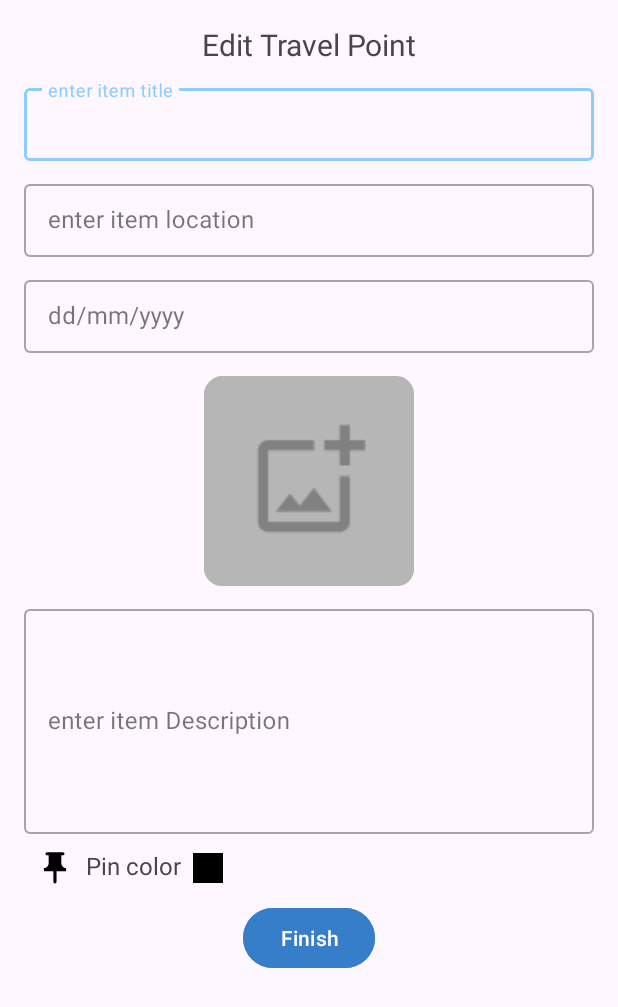
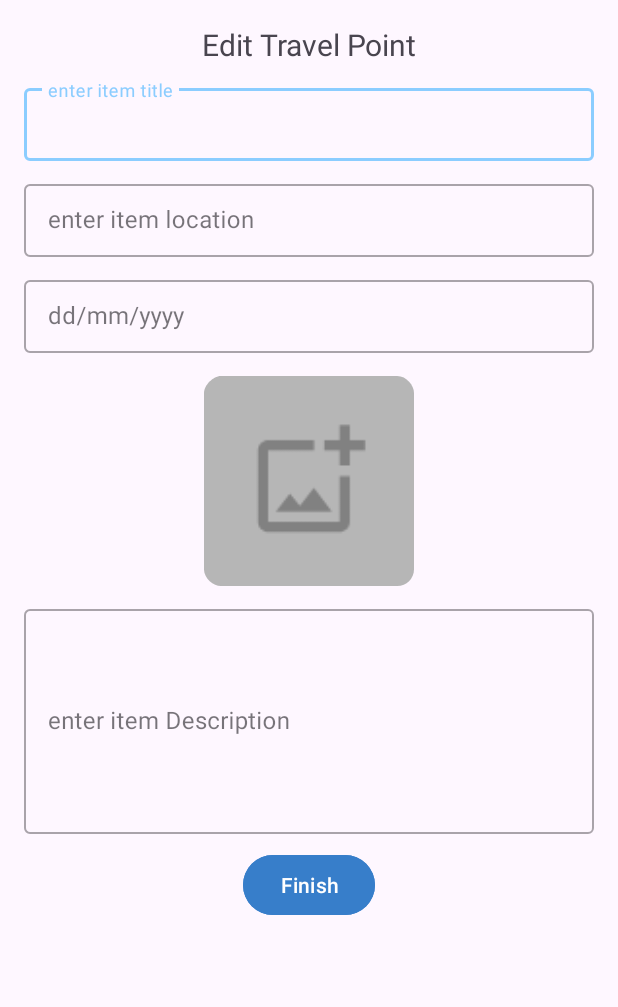
Before and after one commit to ValeriaShaf/Kotlin-Project-Travel-Journal, an Android app: the layout edit_item_layout.xml on its own in the app's theme, with its tools: preview values and no code run, on a phone screen of 412 x 824 dp. Shown: the top 1007 px of the screen. Run offline under Robolectric (Android 15) with nearby library versions, the phone set to English and light mode, and no system bars.

Commit message:
Changes-edit fragment 20.07.24

```diff
--- a/app/src/main/java/com/example/kotlinfinalproject/data/local_db/ItemDao.kt
+++ b/app/src/main/java/com/example/kotlinfinalproject/data/local_db/ItemDao.kt
@@ -13,7 +13,7 @@ interface ItemDao {
     @Delete
     suspend fun deleteItem (vararg items: Item)
     @Update
-    fun updateItem(item: Item)
+    suspend fun updateItem(item: Item)
 
     @Query ( "SELECT * FROM items ORDER BY title ASC")
     fun getItems(): LiveData<List<Item>>
@@ -24,4 +24,6 @@ interface ItemDao {
 
     @Query ( "DELETE FROM items")
     suspend fun deleteAll()
+
+
 }
--- a/app/src/main/java/com/example/kotlinfinalproject/data/repository/ItemRepository.kt
+++ b/app/src/main/java/com/example/kotlinfinalproject/data/repository/ItemRepository.kt
@@ -28,6 +28,9 @@ init {
     suspend fun deleteAll(){
         itemDao?.deleteAll()
     }
+    suspend fun updateItem(item: Item) {
+        itemDao?.updateItem(item)
+    }
 
 
 
--- a/app/src/main/java/com/example/kotlinfinalproject/ui/DetailItemFragment.kt
+++ b/app/src/main/java/com/example/kotlinfinalproject/ui/DetailItemFragment.kt
@@ -14,6 +14,7 @@ class DetailItemFragment : Fragment(){
     var _binding: DetailItemLayoutBinding?=null
     val binding get()=_binding!!
     val viewModel:ItemsViewModel by activityViewModels()
+
     override fun onCreateView(
         inflater: LayoutInflater,
         container: ViewGroup?,
--- a/app/src/main/res/layout/edit_item_layout.xml
+++ b/app/src/main/res/layout/edit_item_layout.xml
@@ -79,31 +79,7 @@
             android:hint="enter item Description"
             android:id="@+id/enter_item_description"/>
     </com.google.android.material.textfield.TextInputLayout>
-<LinearLayout
-    android:layout_width="match_parent"
-    android:layout_height="wrap_content"
-    android:layout_marginTop="10dp"
-    android:orientation="horizontal">
-    <ImageView
-        android:layout_width="25dp"
-        android:layout_height="25dp"
-        android:src="@drawable/pin"
-        android:layout_marginStart="8dp"
-        android:layout_gravity="center"/>
-    <TextView
-        android:layout_width="wrap_content"
-        android:layout_height="wrap_content"
-        android:text="Pin color"
-        android:layout_marginStart="8dp"
-        android:textSize="16sp"/>
-<ImageView
-    android:layout_width="20dp"
-    android:layout_height="20dp"
-    android:id="@+id/pin_color"
-    android:background="@color/black"
-    android:layout_marginStart="8dp"
-    android:layout_gravity="center"/>
-</LinearLayout>
+
     <Button
         android:layout_width="wrap_content"
         android:layout_height="wrap_content"
--- a/gradle/libs.versions.toml
+++ b/gradle/libs.versions.toml
@@ -1,5 +1,5 @@
 [versions]
-agp = "8.4.0"
+agp = "8.5.1"
 kotlin = "2.0.0"
 coreKtx = "1.13.1"
 junit = "4.13.2"
```
Also changed, not shown: app/src/main/java/com/example/kotlinfinalproject/data/local_db/ItemDataBase.kt (+15 -9 lines), app/src/main/java/com/example/kotlinfinalproject/data/model/Item.kt (+5 -5 lines), app/src/main/java/com/example/kotlinfinalproject/ui/AddItemFragment.kt (+8 -1 lines), app/src/main/java/com/example/kotlinfinalproject/ui/AllItemsFragment.kt (+62 -6 lines), app/src/main/java/com/example/kotlinfinalproject/ui/EditItemFragment.kt (+52 -55 lines), app/src/main/java/com/example/kotlinfinalproject/ui/ItemsViewModel.kt (+15 -1 lines), app/src/main/res/layout/add_item_layout.xml (+3 -26 lines), app/src/main/res/layout/all_items_layout.xml (+12 -2 lines), app/src/main/res/drawable/icon1.jpg (deleted), gradle/wrapper/gradle-wrapper.properties.
